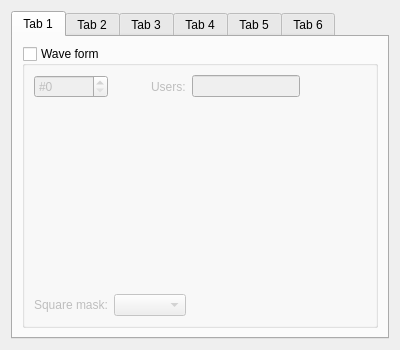
Above: BambooTracker/gui/instrument_editor/instrument_editor_ssg_form.ui from BambooTracker/BambooTracker before the change. Below: the same form after it.
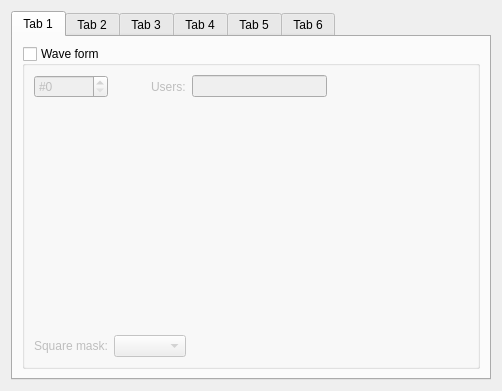
That is the form after the change. Custom widgets are drawn as their Qt base class.

What changed in the file:
```diff
--- a/BambooTracker/gui/instrument_editor/instrument_editor_ssg_form.ui
+++ b/BambooTracker/gui/instrument_editor/instrument_editor_ssg_form.ui
@@ -6,8 +6,8 @@
    <rect>
     <x>0</x>
     <y>0</y>
-    <width>400</width>
-    <height>350</height>
+    <width>502</width>
+    <height>391</height>
    </rect>
   </property>
   <property name="windowTitle">
```
